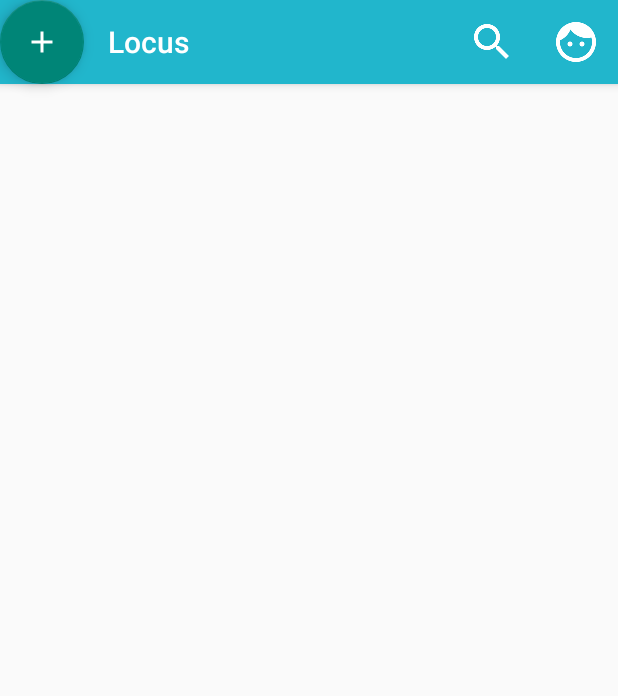
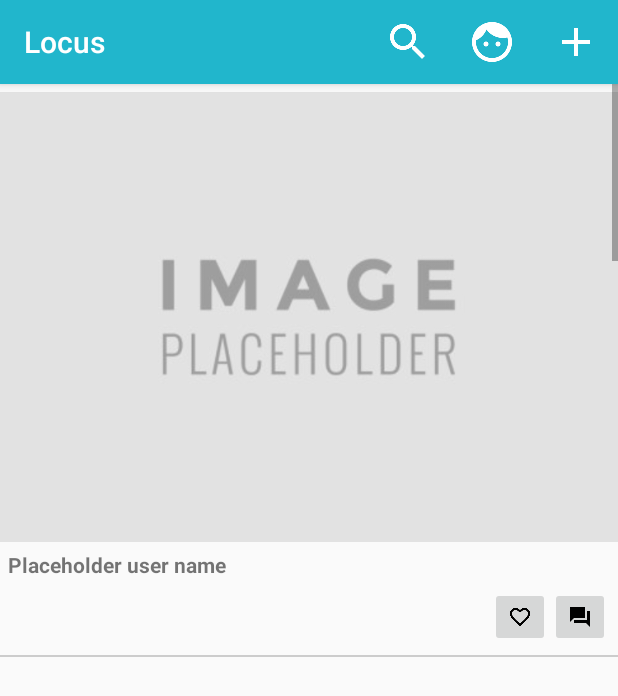
Before and after one commit to akshaybhasme/locus-android, an Android app: the NewsFeedActivity screen opened directly, with no data from a screen before it, on a phone screen of 412 x 824 dp. Shown: the top 696 px of the screen. Run offline under Robolectric (Android 15) with nearby library versions, the phone set to English and light mode, and no system bars.

Commit message:
User interests and news feed screen layout fixes

```diff
--- a/app/src/main/AndroidManifest.xml
+++ b/app/src/main/AndroidManifest.xml
@@ -37,7 +37,8 @@
         <activity android:name=".SearchContentActivity" />
         <activity
             android:name=".UserInterestsActivity"
-            android:label="@string/title_activity_user_interests"></activity>
+            android:label="@string/title_activity_user_interests"
+            android:theme="@style/AppThemeForToolbar" />
     </application>
 
 </manifest>
--- a/app/src/main/java/com/radiuslabs/locus/LauncherActivity.java
+++ b/app/src/main/java/com/radiuslabs/locus/LauncherActivity.java
@@ -1,10 +1,10 @@
 package com.radiuslabs.locus;
 
+import android.app.Activity;
 import android.content.Intent;
-import android.support.v7.app.ActionBarActivity;
 import android.os.Bundle;
 
-public class LauncherActivity extends ActionBarActivity {
+public class LauncherActivity extends Activity {
 
     @Override
     protected void onCreate(Bundle savedInstanceState) {
--- a/app/src/main/java/com/radiuslabs/locus/NewsFeedActivity.java
+++ b/app/src/main/java/com/radiuslabs/locus/NewsFeedActivity.java
@@ -1,7 +1,6 @@
 package com.radiuslabs.locus;
 
 import android.content.Intent;
-import android.support.v7.app.ActionBarActivity;
 import android.os.Bundle;
 import android.support.v7.app.AppCompatActivity;
 import android.support.v7.widget.LinearLayoutManager;
@@ -10,7 +9,6 @@ import android.support.v7.widget.Toolbar;
 import android.view.Menu;
 import android.view.MenuInflater;
 import android.view.MenuItem;
-import android.view.View;
 
 import com.radiuslabs.locus.adapters.NewsFeedAdapter;
 
@@ -29,10 +27,6 @@ public class NewsFeedActivity extends AppCompatActivity {
 
         setSupportActionBar(toolbar);
 
-        if(getSupportActionBar() != null){
-            getSupportActionBar().setDisplayHomeAsUpEnabled(true);
-        }
-
         mRecyclerView = (RecyclerView) findViewById(R.id.my_recycler_view);
 
         // use this setting to improve performance if you know that changes
@@ -46,15 +40,7 @@ public class NewsFeedActivity extends AppCompatActivity {
         // specify an adapter (see also next example)
         String[] myDataset = {"Akshay", "Akshay", "Akshay", "Akshay", "Akshay", "Akshay", "Akshay"};
         mAdapter = new NewsFeedAdapter(myDataset);
-//        mRecyclerView.setAdapter(mAdapter);
-
-        findViewById(R.id.fabCaptureStory).setOnClickListener(new View.OnClickListener() {
-            @Override
-            public void onClick(View view) {
-                Intent intent = new Intent(NewsFeedActivity.this, StoryCaptureActivity.class);
-                startActivity(intent);
-            }
-        });
+        mRecyclerView.setAdapter(mAdapter);
 
     }
 
@@ -77,6 +63,11 @@ public class NewsFeedActivity extends AppCompatActivity {
                 Intent searchIntent = new Intent(NewsFeedActivity.this, SearchContentActivity.class);
                 startActivity(searchIntent);
                 return true;
+
+            case R.id.action_post:
+                Intent postIntent = new Intent(NewsFeedActivity.this, StoryCaptureActivity.class);
+                startActivity(postIntent);
+                return true;
         }
         return super.onOptionsItemSelected(item);
     }
--- a/app/src/main/res/layout/activity_news_feed.xml
+++ b/app/src/main/res/layout/activity_news_feed.xml
@@ -26,14 +26,7 @@
         android:id="@+id/my_recycler_view"
         android:scrollbars="vertical"
         android:layout_width="match_parent"
-        android:layout_height="match_parent"/>
-
-    <android.support.design.widget.FloatingActionButton
-        android:id="@+id/fabCaptureStory"
-        android:layout_width="wrap_content"
-        android:layout_height="wrap_content"
-        android:layout_alignParentBottom="true"
-        android:layout_alignParentRight="true"
-        android:src="@drawable/ic_add_white_48dp"/>
+        android:layout_height="match_parent"
+        app:layout_behavior="@string/appbar_scrolling_view_behavior" />
 
 </android.support.design.widget.CoordinatorLayout>
--- a/app/src/main/res/menu/activity_news_feed.xml
+++ b/app/src/main/res/menu/activity_news_feed.xml
@@ -7,12 +7,18 @@
         android:id="@+id/action_search"
         android:title="Search"
         android:icon="@drawable/ic_search_white_48dp"
-        app:showAsAction="always"></item>
+        app:showAsAction="always" />
 
     <item
         android:id="@+id/action_profile"
         android:title="My Profile"
         android:icon="@drawable/ic_face_white_48dp"
-        app:showAsAction="always"></item>
+        app:showAsAction="always" />
+
+    <item
+        android:id="@+id/action_post"
+        android:title="Create story"
+        android:icon="@drawable/ic_add_white_48dp"
+        app:showAsAction="always" />
 
 </menu>
```
Also changed, not shown: app/src/main/java/com/radiuslabs/locus/UserInterestsActivity.java (+44 -7 lines), app/src/main/java/com/radiuslabs/locus/adapters/InterestAdapter.java (+24 -34 lines), app/src/main/res/layout/activity_user_interests.xml (+26 -7 lines), app/src/main/res/menu/activity_user_interests.xml (added, +11 -0 lines).
